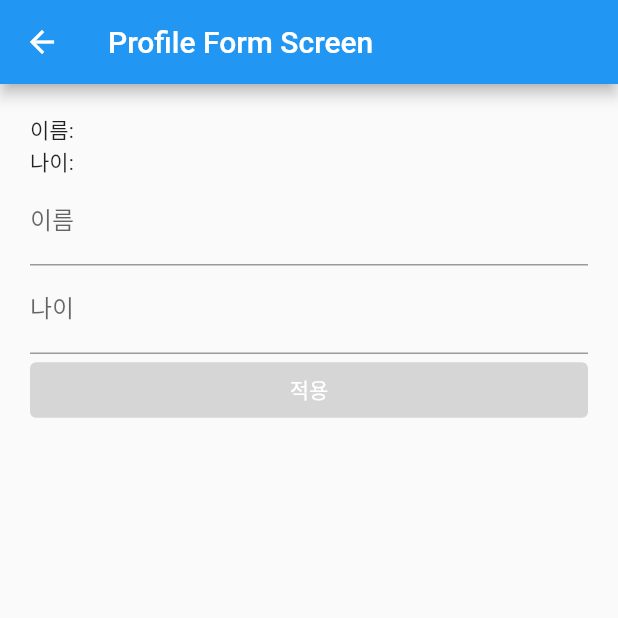
After one commit to blackwatch0522/flutter_examples, a Flutter app: the MyScreen screen opened directly, after a tap on "프로필", on a phone screen of 412 x 824 dp, the top half of it. The commit adds this screen. Run offline on Flutter 3.47's test engine with Material 2 defaults, Android fonts, the phone set to English and light mode, and no system bars; drawn by our look-alikes of reactive_forms.

Commit message:
프로파일 설정

```diff
--- a/lib/main.dart
+++ b/lib/main.dart
@@ -11,9 +11,9 @@ class MyApp extends StatelessWidget {
   // This widget is the root of your application.
   @override
   Widget build(BuildContext context) {
-    return MaterialApp(
+    return const MaterialApp(
       title: 'Flutter Demo',
-      home: const HomeScreen(),
+      home: HomeScreen(),
     );
   }
 }
--- a/lib/screens/my_screen.dart
+++ b/lib/screens/my_screen.dart
@@ -1,4 +1,5 @@
 import 'package:flutter/material.dart';
+import 'package:flutter_examples/screens/profile_form_screen.dart';
 
 class MyScreen extends StatelessWidget {
   const MyScreen({Key? key}) : super(key: key);
@@ -17,11 +18,16 @@ class MyScreen extends StatelessWidget {
         child: Column(
           mainAxisSize: MainAxisSize.min,
           crossAxisAlignment: CrossAxisAlignment.center,
-          children: const [
-            Text(
-              "프로필",
-              textAlign: TextAlign.center,
-            )
+          children: [
+            TextButton(
+                onPressed: () {
+                  Navigator.push(
+                    context,
+                    MaterialPageRoute(
+                        builder: (context) => const ProfileFormScreen()),
+                  );
+                },
+                child: const Text("프로필"))
           ],
         ),
       ),
--- /dev/null
+++ b/lib/screens/profile_form_screen.dart
@@ -0,0 +1,107 @@
+import 'package:flutter/material.dart';
+import 'package:reactive_forms/reactive_forms.dart';
+
+class ProfileFormScreen extends StatefulWidget {
+  const ProfileFormScreen({Key? key}) : super(key: key);
+
+  @override
+  _ProfileFormScreenState createState() => _ProfileFormScreenState();
+}
+
+class _ProfileFormScreenState extends State<ProfileFormScreen> {
+  final form = FormGroup({
+    'name': FormControl<String>(validators: [Validators.required]),
+    'age': FormControl<int>(validators: [Validators.required]),
+  });
+
+  @override
+  Widget build(BuildContext context) {
+    return Scaffold(
+      appBar: AppBar(title: const Text("Profile Form Screen")),
+      body: Container(
+        padding: const EdgeInsets.all(20),
+        child: Column(
+          children: [
+            ReactiveForm(
+              formGroup: form,
+              child: Column(
+                crossAxisAlignment: CrossAxisAlignment.stretch,
+                children: [
+                  ReactiveFormConsumer(
+                    builder: (context, form, child) {
+                      return Column(
+                        crossAxisAlignment: CrossAxisAlignment.stretch,
+                        children: [
+                          Text("이름: ${form.control('name').value ?? ""}"),
+                          Text("나이: ${form.control('age').value ?? ""}"),
+                        ],
+                      );
+                    },
+                  ),
+                  ReactiveTextField(
+                      formControlName: 'name',
+                      decoration: const InputDecoration(labelText: "이름"),
+                      validationMessages: (control) => {
+                            "requiredCustom": "이름을 입력해 주세요.",
+                          }),
+                  ReactiveTextField(
+                      formControlName: 'age',
+                      decoration: const InputDecoration(labelText: "나이"),
+                      validationMessages: (control) =>
+                          {"requiredCustom": "나이를 입력해 주세요."}),
+                  ReactiveFormConsumer(builder: (context, form, child) {
+                    return TextButton(
+                        style: ButtonStyle(
+                            foregroundColor:
+                                MaterialStateProperty.all(Colors.white),
+                            backgroundColor: form.valid
+                                ? MaterialStateProperty.all(Colors.blue)
+                                : MaterialStateProperty.all(Colors.grey[350])),
+                        onPressed: form.valid
+                            ? () {
+                                showDialog<String>(
+                                    context: context,
+                                    builder: (BuildContext context) =>
+                                        AlertDialog(
+                                          title: const Text("저장완료"),
+                                          content: Container(
+                                            child: Column(
+                                              crossAxisAlignment:
+                                                  CrossAxisAlignment.stretch,
+                                              mainAxisSize: MainAxisSize.min,
+                                              children: [
+                                                Text(
+                                                    "이름: ${form.control('name').value ?? ""}"),
+                                                Text(
+                                                    "나이: ${form.control('age').value ?? ""}"),
+                                              ],
+                                            ),
+                                          ),
+                                        ));
+                              }
+                            : null,
+                        child: const Text("적용"));
+                  })
+                ],
+              ),
+            ),
+          ],
+        ),
+      ),
+    );
+  }
+}
+
+class EditDoneDialog extends StatefulWidget {
+  const EditDoneDialog({Key? key}) : super(key: key);
+
+  @override
+  _EditDoneDialogState createState() => _EditDoneDialogState();
+}
+
+class _EditDoneDialogState extends State<EditDoneDialog> {
+  @override
+  Widget build(BuildContext context) {
+    return Container();
+  }
+}
--- a/pubspec.yaml
+++ b/pubspec.yaml
@@ -3,7 +3,7 @@ description: A new Flutter project.
 
 # The following line prevents the package from being accidentally published to
 # pub.dev using `flutter pub publish`. This is preferred for private packages.
-publish_to: 'none' # Remove this line if you wish to publish to pub.dev
+publish_to: "none" # Remove this line if you wish to publish to pub.dev
 
 # The following defines the version and build number for your application.
 # A version number is three numbers separated by dots, like 1.2.43
@@ -30,10 +30,10 @@ dependencies:
   flutter:
     sdk: flutter
 
-
   # The following adds the Cupertino Icons font to your application.
   # Use with the CupertinoIcons class for iOS style icons.
   cupertino_icons: ^1.0.2
+  reactive_forms: ^11.0.1
 
 dev_dependencies:
   flutter_test:
@@ -51,7 +51,6 @@ dev_dependencies:
 
 # The following section is specific to Flutter.
 flutter:
-
   # The following line ensures that the Material Icons font is
   # included with your application, so that you can use the icons in
   # the material Icons class.
```
Also changed, not shown: lib/components/AppBar.dart (deleted), pubspec.lock.
